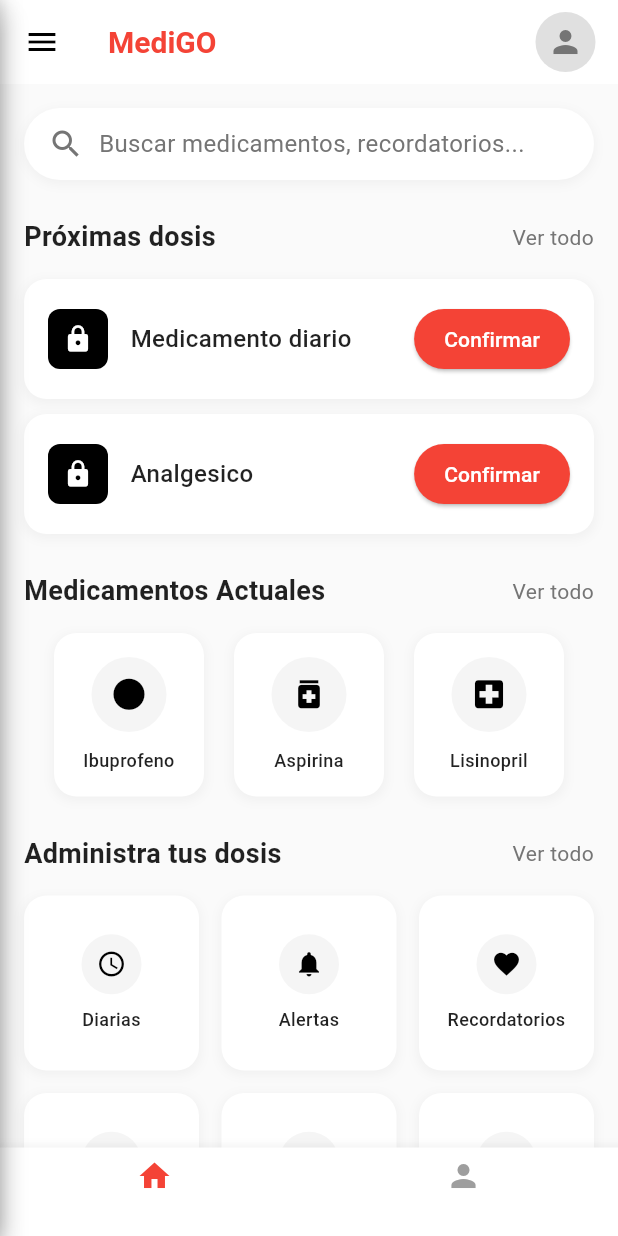
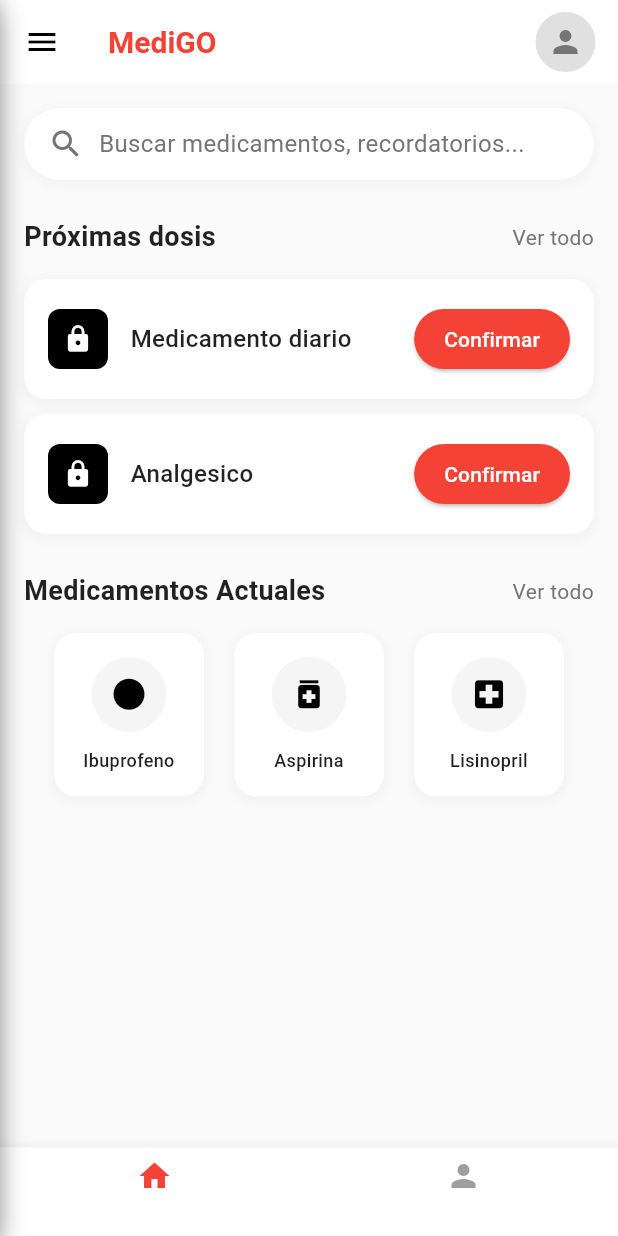
Before and after one commit to Diomastrio/medigo, a Flutter app: the HomeScreen screen opened directly, on a phone screen of 412 x 824 dp. Run offline on Flutter 3.47's test engine with Material 3 defaults, Android fonts, the phone set to English and light mode, and no system bars; our stand-ins replace shared_preferences; accounts and stored records are empty.

```diff
--- a/lib/screens/home_screen.dart
+++ b/lib/screens/home_screen.dart
@@ -174,11 +174,6 @@ class _HomeScreenState extends State<HomeScreen>
               ],
             ),
             SizedBox(height: 25),
-
-            // Administra tus dosis Section
-            _buildSectionHeader('Administra tus dosis', 'Ver todo'),
-            SizedBox(height: 15),
-            _buildAdminGrid(),
           ],
         ),
       ),
@@ -310,72 +305,4 @@ class _HomeScreenState extends State<HomeScreen>
       ),
     );
   }
-
-  Widget _buildAdminGrid() {
-    final List<Map<String, dynamic>> adminItems = [
-      {'icon': Icons.access_time, 'label': 'Diarias', 'color': Colors.black},
-      {'icon': Icons.notifications, 'label': 'Alertas', 'color': Colors.black},
-      {'icon': Icons.favorite, 'label': 'Recordatorios', 'color': Colors.black},
-      {'icon': Icons.check, 'label': 'Notificación', 'color': Colors.black},
-      {'icon': Icons.person, 'label': 'Farmacia', 'color': Colors.black},
-      {
-        'icon': Icons.monitor_heart,
-        'label': 'Medicamento',
-        'color': Colors.black,
-      },
-    ];
-
-    return GridView.builder(
-      shrinkWrap: true,
-      physics: NeverScrollableScrollPhysics(),
-      gridDelegate: SliverGridDelegateWithFixedCrossAxisCount(
-        crossAxisCount: 3,
-        crossAxisSpacing: 15,
-        mainAxisSpacing: 15,
-        childAspectRatio: 1,
-      ),
-      itemCount: adminItems.length,
-      itemBuilder: (context, index) {
-        final item = adminItems[index];
-        return Container(
-          decoration: BoxDecoration(
-            color: Colors.white,
-            borderRadius: BorderRadius.circular(15),
-            boxShadow: [
-              BoxShadow(
-                color: Colors.grey.withOpacity(0.1),
-                spreadRadius: 1,
-                blurRadius: 5,
-                offset: Offset(0, 2),
-              ),
-            ],
-          ),
-          child: Column(
-            mainAxisAlignment: MainAxisAlignment.center,
-            children: [
-              Container(
-                width: 40,
-                height: 40,
-                decoration: BoxDecoration(
-                  color: Colors.grey.shade100,
-                  borderRadius: BorderRadius.circular(20),
-                ),
-                child: Icon(item['icon'], color: item['color'], size: 20),
-              ),
-              SizedBox(height: 8),
-              Text(
-                item['label'],
-                style: TextStyle(
-                  fontSize: 12,
-                  fontWeight: FontWeight.w500,
-                  color: Colors.black87,
-                ),
-                textAlign: TextAlign.center,
-              ),
-            ],
-          ),
-        );
-      },
-    );
-  }
 }
--- a/lib/screens/menu_screen.dart
+++ b/lib/screens/menu_screen.dart
@@ -47,7 +47,7 @@ class MenuScreen extends StatelessWidget {
                         crossAxisAlignment: CrossAxisAlignment.start,
                         children: [
                           Text(
-                            'Bienvenido',
+                            'Administra tus',
                             style: TextStyle(
                               color: Colors.white,
                               fontSize: 16,
@@ -55,7 +55,7 @@ class MenuScreen extends StatelessWidget {
                             ),
                           ),
                           Text(
-                            'Usuario',
+                            'Dosis y Medicamentos',
                             style: TextStyle(
                               color: Colors.white,
                               fontSize: 20,
@@ -112,11 +112,7 @@ class MenuScreen extends StatelessWidget {
                 color: item['color'].withOpacity(0.1),
                 borderRadius: BorderRadius.circular(8),
               ),
-              child: Icon(
-                item['icon'],
-                color: item['color'],
-                size: 24,
-              ),
+              child: Icon(item['icon'], color: item['color'], size: 24),
             ),
             title: Text(
               item['label'],
```
